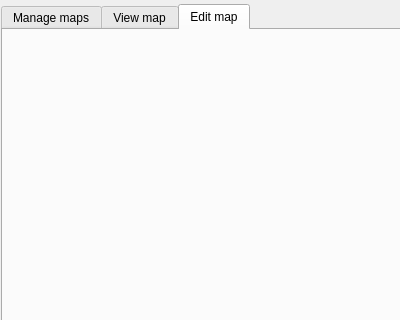
madmilla/THO78-Roborescue, file Daniel_van_den_Berg/MapSystem/mainwindow.ui: the form before one commit.
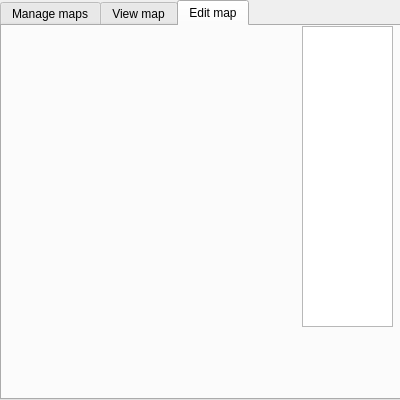
The form after the commit. The open tabs and pages were chosen to show the change. Custom widgets are drawn as their Qt base class.

```diff
--- a/Daniel_van_den_Berg/MapSystem/mainwindow.ui
+++ b/Daniel_van_den_Berg/MapSystem/mainwindow.ui
@@ -7,7 +7,7 @@
     <x>0</x>
     <y>0</y>
     <width>400</width>
-    <height>320</height>
+    <height>400</height>
    </rect>
   </property>
   <property name="sizePolicy">
@@ -32,13 +32,13 @@
    <property name="minimumSize">
     <size>
      <width>400</width>
-     <height>320</height>
+     <height>400</height>
     </size>
    </property>
    <property name="maximumSize">
     <size>
      <width>400</width>
-     <height>320</height>
+     <height>400</height>
     </size>
    </property>
    <widget class="QTabWidget" name="tabWidget">
@@ -47,10 +47,10 @@
     </property>
     <property name="geometry">
      <rect>
-      <x>1</x>
-      <y>4</y>
+      <x>0</x>
+      <y>0</y>
       <width>401</width>
-      <height>321</height>
+      <height>400</height>
      </rect>
     </property>
     <property name="sizePolicy">
@@ -177,6 +177,26 @@
      <attribute name="title">
       <string>Edit map</string>
      </attribute>
+     <widget class="MapViewWidget" name="widget_2" native="true">
+      <property name="geometry">
+       <rect>
+        <x>0</x>
+        <y>0</y>
+        <width>300</width>
+        <height>300</height>
+       </rect>
+      </property>
+     </widget>
+     <widget class="QListWidget" name="listWidget">
+      <property name="geometry">
+       <rect>
+        <x>300</x>
+        <y>0</y>
+        <width>91</width>
+        <height>301</height>
+       </rect>
+      </property>
+     </widget>
     </widget>
    </widget>
   </widget>
```
Left out of the diff: 12 changed lines with no effect on the pictures.
